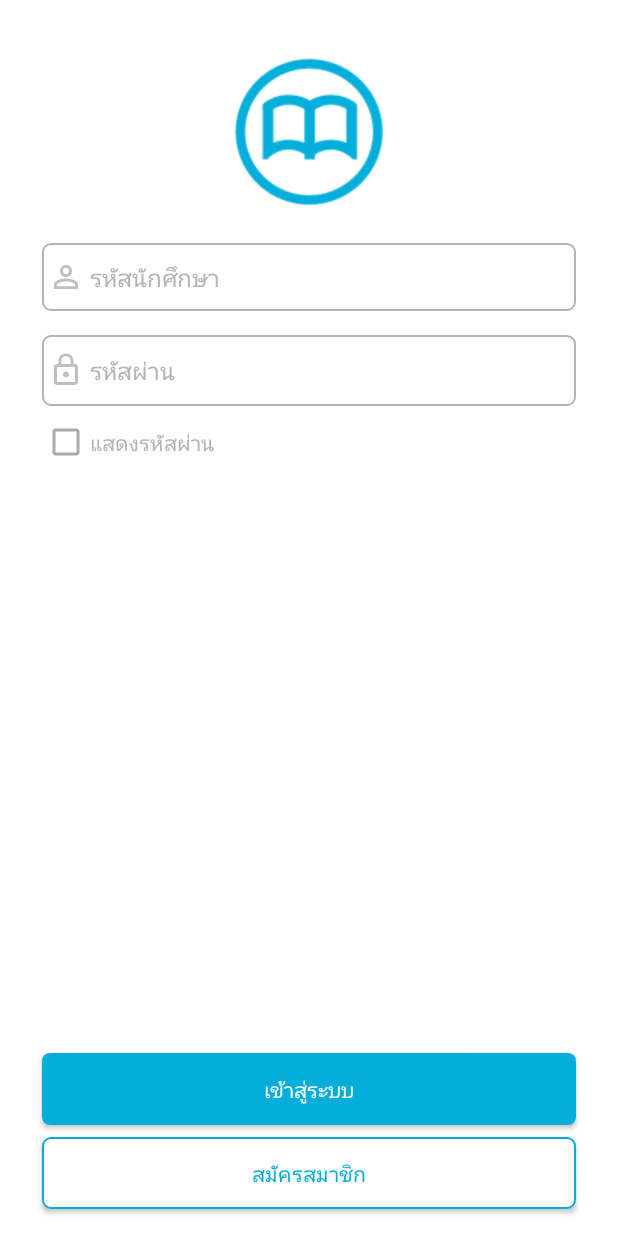
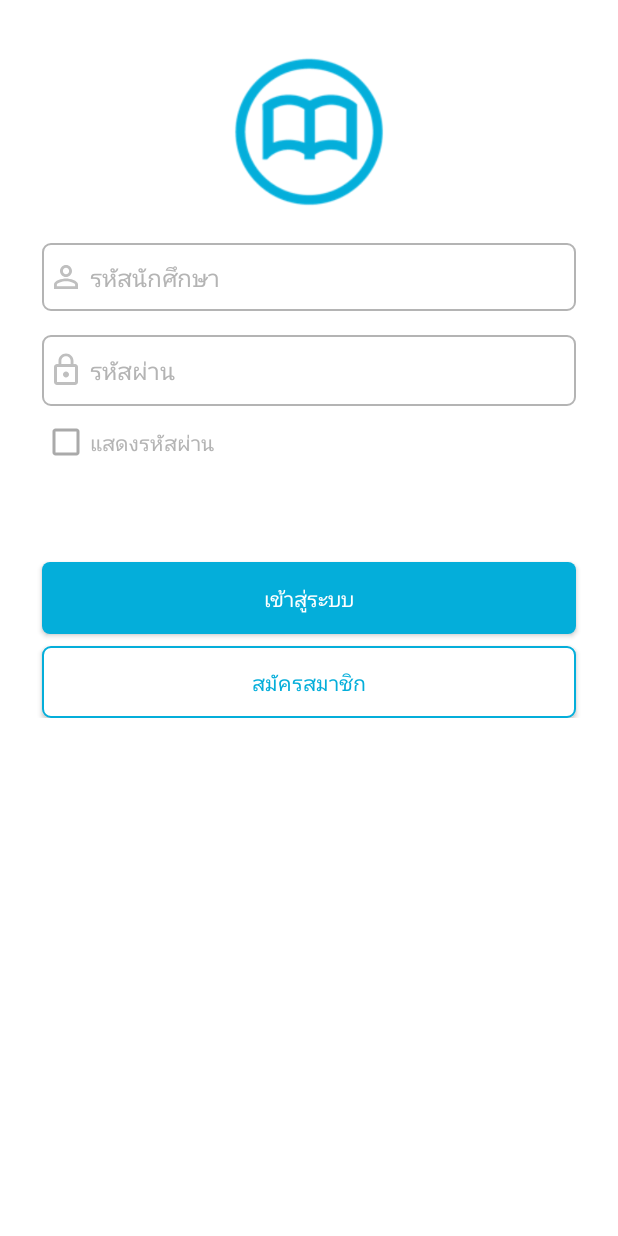
Before and after one commit to Whutthiphong/BorThesis, an Android app: the layout activity_login.xml on its own in the app's theme, with its tools: preview values and no code run, on a phone screen of 412 x 824 dp. Run offline under Robolectric (Android 15) with nearby library versions, the phone set to English and light mode, and no system bars.

Commit message:
Commit main Activity

```diff
--- a/app/build.gradle
+++ b/app/build.gradle
@@ -32,5 +32,8 @@ dependencies {
     androidTestImplementation 'com.android.support.test:runner:1.0.1'
     androidTestImplementation 'com.android.support.test.espresso:espresso-core:3.0.1'
     compile 'com.android.volley:volley:1.1.0'
+    implementation 'com.android.support:cardview-v7:26.1.0'
+    implementation 'com.android.support:gridlayout-v7:26.1.0'
+    compile 'com.aurelhubert:ahbottomnavigation:2.1.0'
     implementation files('libs/gson-2.2.4.jar')
 }
--- a/app/src/main/res/layout/activity_login.xml
+++ b/app/src/main/res/layout/activity_login.xml
@@ -12,7 +12,17 @@
     android:background="@android:color/white"
     tools:context="tech_ubru.com.borthesis.LoginActivity"
     tools:layout_editor_absoluteY="25dp">
+        <ScrollView
+            android:layout_width="match_parent"
+            android:layout_height="match_parent">
 
+            <LinearLayout
+                android:layout_width="match_parent"
+                android:layout_height="wrap_content"
+                android:orientation="vertical" >
+                <android.support.constraint.ConstraintLayout
+                    android:layout_width="match_parent"
+                    android:layout_height="match_parent">
                     <EditText
                         android:id="@+id/et_username"
                         android:layout_width="0dp"
@@ -58,32 +68,31 @@
 
                     <Button
                         android:id="@+id/button"
+                        style="@style/btn_style"
                         android:layout_width="0dp"
                         android:layout_height="wrap_content"
-        android:layout_marginBottom="8dp"
                         android:layout_marginEnd="8dp"
                         android:layout_marginStart="8dp"
+                        android:layout_marginTop="64dp"
                         android:text="เข้าสู่ระบบ"
                         android:textAllCaps="false"
-        app:layout_constraintBottom_toTopOf="@+id/btn_register"
                         app:layout_constraintEnd_toEndOf="parent"
                         app:layout_constraintStart_toStartOf="parent"
-        style="@style/btn_style"
-        />
+                        app:layout_constraintTop_toBottomOf="@+id/cb_showpass" />
 
                     <Button
                         android:id="@+id/btn_register"
+                        style="@style/btn_outline_style"
                         android:layout_width="0dp"
                         android:layout_height="wrap_content"
-        android:layout_marginBottom="8dp"
                         android:layout_marginEnd="8dp"
                         android:layout_marginStart="8dp"
+                        android:layout_marginTop="8dp"
                         android:text="สมัครสมาชิก"
                         android:textAllCaps="false"
-        app:layout_constraintBottom_toBottomOf="parent"
                         app:layout_constraintEnd_toEndOf="parent"
                         app:layout_constraintStart_toStartOf="parent"
-        style="@style/btn_outline_style"/>
+                        app:layout_constraintTop_toBottomOf="@+id/button" />
 
                     <CheckBox
                         android:id="@+id/cb_showpass"
@@ -99,3 +108,7 @@
                         app:layout_constraintStart_toStartOf="parent"
                         app:layout_constraintTop_toBottomOf="@+id/et_password" />
                 </android.support.constraint.ConstraintLayout>
+            </LinearLayout>
+        </ScrollView>
+
+</android.support.constraint.ConstraintLayout>
```
Also changed, not shown: app/src/main/AndroidManifest.xml (+6 -5 lines), app/src/main/java/tech_ubru/com/borthesis/MainActivity.java (+80 -34 lines), app/src/main/java/tech_ubru/com/borthesis/MyFragments/MainAppFragment.java (added, +24 -0 lines), app/src/main/java/tech_ubru/com/borthesis/MyFragments/SearchThesisFragment.java (added, +30 -0 lines), app/src/main/java/tech_ubru/com/borthesis/MyFragments/UserSettingFragment.java (added, +30 -0 lines), app/src/main/res/layout/activity_main.xml (+17 -8 lines), app/src/main/res/layout/content_main.xml (added, +15 -0 lines), app/src/main/res/layout/fragment_search_thesis.xml (added, +13 -0 lines), app/src/main/res/layout/fragment_user_setting.xml (added, +13 -0 lines), app/src/main/res/values/strings.xml (+7 -0 lines), app/src/main/res/drawable/map.png (added), app/src/main/res/drawable/search.png (added), app/src/main/res/drawable/setting.png (added), app/src/main/res/drawable/star.png (added). Lines whose indentation alone changed are shown as unchanged.
